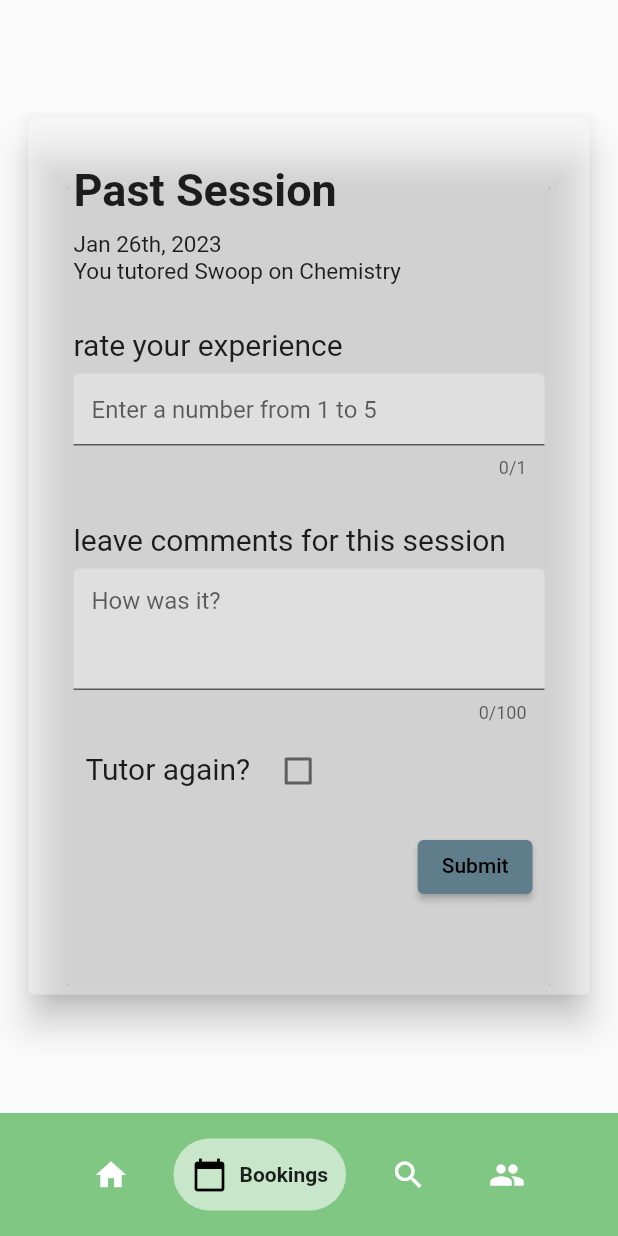
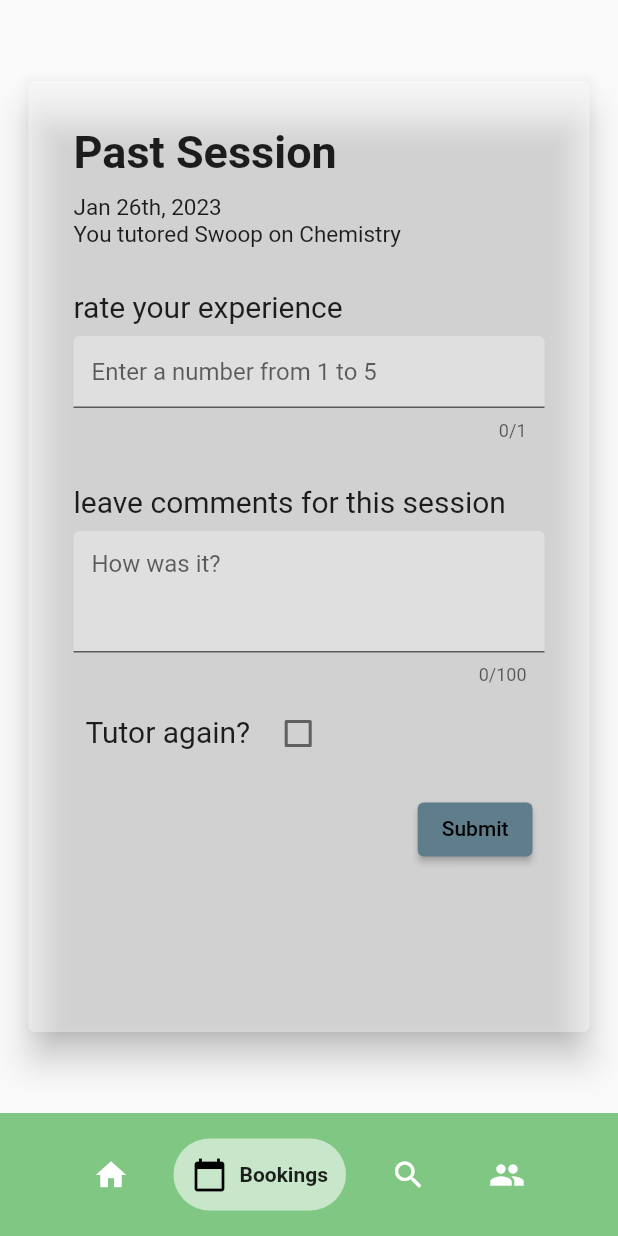
Before and after one commit to tonychengu/project_tutorial, a Flutter app: the screen it shows once a user with an empty profile is signed in, item 2 of the bottom bar chosen, on a phone screen of 412 x 824 dp. Run offline on Flutter 3.47's test engine with Material 2 defaults, Android fonts, the phone set to English and light mode, and no system bars; drawn by our look-alikes of google_nav_bar; our stand-ins replace cloud_firestore, firebase_auth, firebase_core, image_picker, shared_preferences; accounts and stored records are empty.

```diff
--- a/lib/page/booking_page.dart
+++ b/lib/page/booking_page.dart
@@ -37,34 +37,34 @@ class _BookingPageState extends State<BookingsPage> {
   Widget build(BuildContext context) {
     return Scaffold(
       body: Center(
-        child: Container(
+        child: SizedBox(
           width: 390,
-          height: 600,
+          height: 650,
           child: Card(
-            margin: EdgeInsets.all(8),
+            margin: const EdgeInsets.all(8),
             elevation: 10,
             color: Colors.white38,
             child: Padding(
-              padding: EdgeInsets.all(30),
+              padding: const EdgeInsets.all(30),
               child: ListView(
                 children: [
-                  Text(
+                  const Text(
                     'Past Session',
                     style: TextStyle(fontSize: 30, fontWeight: FontWeight.w600),
                   ),
-                  Text(
+                  const Text(
                     'Jan 26th, 2023',
                     style: TextStyle(fontSize: 15, height: 2),
                   ),
-                  Text(
+                  const Text(
                     'You tutored Swoop on Chemistry',
                     style: TextStyle(fontSize: 15, height: 1),
                   ),
-                  Text(
+                  const Text(
                     'rate your experience',
                     style: TextStyle(fontSize: 20, height: 3),
                   ),
-                  TextField(
+                  const TextField(
                     maxLines: 1,
                     maxLength: 1,
                     keyboardType: TextInputType.number,
@@ -75,15 +75,16 @@ class _BookingPageState extends State<BookingsPage> {
                           borderSide:
                               BorderSide(width: 1, color: Colors.white)),
                       //errorBorder: OutlineInputBorder(),
-                      hintText: 'Enter a number from 1 to 5',
+                      hintText:
+                          'Enter a number from 1 to 5', //change to click out of 5 stars?
                       //errorText: validateRating(text),
                     ),
                   ),
-                  Text(
+                  const Text(
                     'leave comments for this session',
                     style: TextStyle(fontSize: 20, height: 3),
                   ),
-                  TextField(
+                  const TextField(
                     maxLines: 3,
                     maxLength: 100,
                     decoration: InputDecoration(
@@ -98,7 +99,7 @@ class _BookingPageState extends State<BookingsPage> {
                   ButtonBar(
                     alignment: MainAxisAlignment.start,
                     children: <Widget>[
-                      Text('Tutor again?',
+                      const Text('Tutor again?',
                           style: TextStyle(fontSize: 20, height: 1)),
                       Checkbox(
                         value: checkedValue,
@@ -122,7 +123,7 @@ class _BookingPageState extends State<BookingsPage> {
                           style: ElevatedButton.styleFrom(
                             backgroundColor: Colors.blueGrey,
                           ),
-                          child: Text('Submit',
+                          child: const Text('Submit',
                               style: TextStyle(color: Colors.black, height: 1)),
                         ),
                       ]),
--- a/lib/page/sign_up_page.dart
+++ b/lib/page/sign_up_page.dart
@@ -79,6 +79,11 @@ class _SignUpPageState extends State<SignUpPage> {
     if (context.read<FirebaseAuthMethods>().isLoggedIn()) {
       Navigator.of(context).pop();
     }
+/*
+    Navigator.of(context).push(//???
+        MaterialPageRoute(builder: (BuildContext context) {}));
+        */
+    //send back to login page?
   }
 
   @override
@@ -96,6 +101,7 @@ class _SignUpPageState extends State<SignUpPage> {
               style: TextStyle(fontSize: 30),
             ),
           ),
+          const SizedBox(height: 24),
           ProfileWidget(
             imagePath:
                 'https://i.pinimg.com/originals/4c/f2/32/4cf232c9b64c925a95de471dc61931ce.jpg',
@@ -112,7 +118,7 @@ class _SignUpPageState extends State<SignUpPage> {
               imagePath.text = newImage.path;
             },
           ),
-          const SizedBox(height: 24),
+          //const SizedBox(height: 24),
           SizedBox(height: MediaQuery.of(context).size.height * 0.08),
           Container(
             margin: const EdgeInsets.symmetric(horizontal: 20),
@@ -134,7 +140,7 @@ class _SignUpPageState extends State<SignUpPage> {
             margin: const EdgeInsets.symmetric(horizontal: 20),
             child: CustomTextField(
               controller: password2Controller,
-              hintText: 'Renter your password',
+              hintText: 'Re-enter your password',
             ),
           ),
           const SizedBox(height: 24),
@@ -142,7 +148,7 @@ class _SignUpPageState extends State<SignUpPage> {
             margin: const EdgeInsets.symmetric(horizontal: 20),
             child: CustomTextField(
               controller: nameController,
-              hintText: 'Enter your name',
+              hintText: 'Enter your full name',
             ),
           ),
           const SizedBox(height: 24),
@@ -158,7 +164,7 @@ class _SignUpPageState extends State<SignUpPage> {
             margin: const EdgeInsets.symmetric(horizontal: 20),
             child: CustomTextField(
               controller: minorController,
-              hintText: 'Enter your minor',
+              hintText: 'Enter your second major or minor',
             ),
           ),
           const SizedBox(height: 24),
@@ -173,7 +179,7 @@ class _SignUpPageState extends State<SignUpPage> {
           Padding(
             padding: const EdgeInsets.symmetric(horizontal: 20),
             child: Text(
-              '  in  MATH101,CS101 format',
+              '  in  MATH101, CS101 format',
               style: TextStyle(fontSize: 13),
             ),
           ),
@@ -230,6 +236,7 @@ class _SignUpPageState extends State<SignUpPage> {
               style: TextStyle(color: Colors.white, fontSize: 16),
             ),
           ),
+          const SizedBox(height: 86),
         ],
       ),
     );
```
Also changed, not shown: 3 other files.
